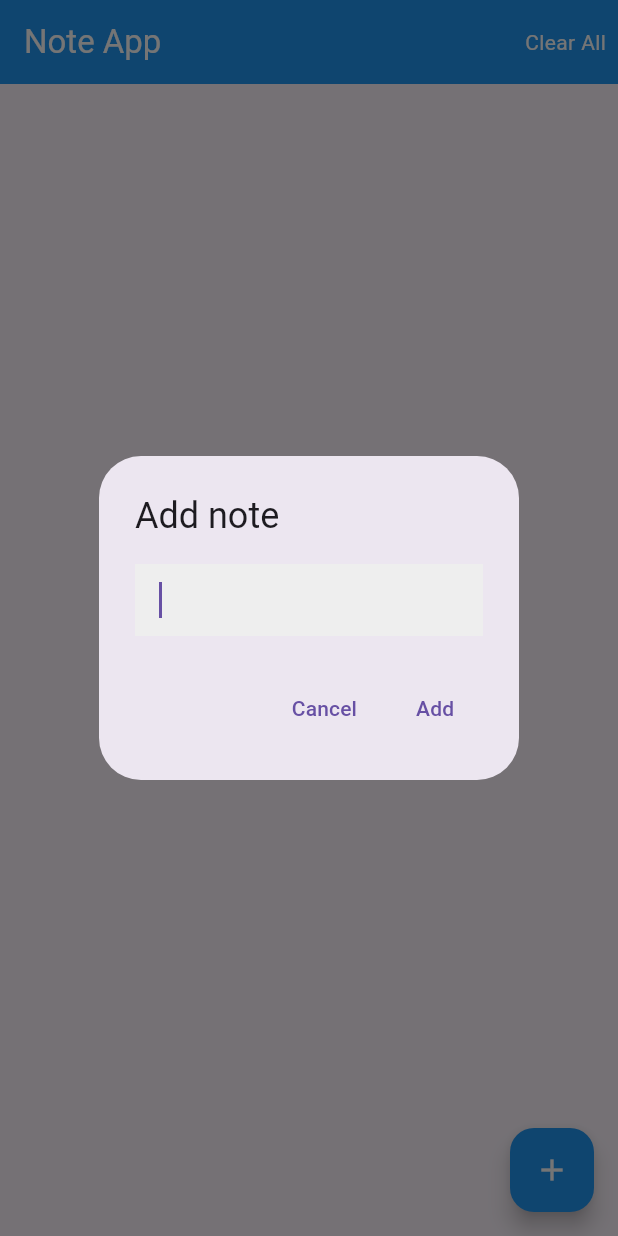
After one commit to Ahmed-3lam/rwad_five, a Flutter app: the NoteScreen screen opened directly, after a tap on the "add" icon, on a phone screen of 412 x 824 dp. The commit adds this screen. Run offline on Flutter 3.47's test engine with Material 3 defaults, Android fonts, the phone set to English and light mode, and no system bars; our stand-ins replace get.

Commit message:
Note (1)

```diff
--- /dev/null
+++ b/lib/dummy_projects/note/note_screen.dart
@@ -0,0 +1,153 @@
+import 'package:flutter/material.dart';
+
+class NoteScreen extends StatefulWidget {
+  const NoteScreen({super.key});
+
+  @override
+  State<NoteScreen> createState() => _NoteScreenState();
+}
+
+class _NoteScreenState extends State<NoteScreen> {
+  final _textController = TextEditingController();
+  List<String> noteList = [];
+  @override
+  Widget build(BuildContext context) {
+    return Scaffold(
+      appBar: AppBar(
+        backgroundColor: Colors.blue,
+        title: Text(
+          "Note App",
+          style: TextStyle(color: Colors.white),
+        ),
+        actions: [
+          InkWell(
+            onTap: () {
+              noteList.clear();
+              setState(() {});
+            },
+            child: Padding(
+              padding: const EdgeInsets.all(8.0),
+              child: Text(
+                "Clear All",
+                style: TextStyle(
+                  color: Colors.white,
+                ),
+              ),
+            ),
+          )
+        ],
+      ),
+      floatingActionButton: FloatingActionButton(
+        onPressed: () async {
+          await _showDialog(context);
+        },
+        backgroundColor: Colors.blue,
+        child: Icon(
+          Icons.add,
+          color: Colors.white,
+        ),
+      ),
+      body: Padding(
+        padding: const EdgeInsets.all(8.0),
+        child: ListView.separated(
+            itemCount: noteList.length,
+            separatorBuilder: (c, i) => SizedBox(
+                  height: 20,
+                ),
+            itemBuilder: (c, i) => Stack(
+                  alignment: Alignment.topRight,
+                  children: [
+                    InkWell(
+                      onTap: () async {
+                        await _showDialog(
+                          context,
+                          isUpdate: true,
+                          index: i,
+                        );
+                      },
+                      child: Container(
+                        height: 100,
+                        width: double.infinity,
+                        decoration: BoxDecoration(
+                            color: i == 0
+                                ? Colors.red.withOpacity(.2)
+                                : i % 2 == 0
+                                    ? Colors.green.withOpacity(.2)
+                                    : Colors.blue.withOpacity(.2),
+                            borderRadius: BorderRadius.circular(12)),
+                        child: Center(
+                          child: Text(noteList[i]),
+                        ),
+                      ),
+                    ),
+                    Padding(
+                      padding: const EdgeInsets.all(8.0),
+                      child: InkWell(
+                        onTap: () {
+                          noteList.removeAt(i);
+                          setState(() {});
+                        },
+                        child: Icon(
+                          Icons.delete,
+                          color: Colors.red,
+                        ),
+                      ),
+                    )
+                  ],
+                )),
+      ),
+    );
+  }
+
+  Future<void> _showDialog(BuildContext context,
+      {bool isUpdate = false, int? index}) async {
+    await showDialog(
+      context: context,
+      builder: (context) {
+        if (isUpdate) {
+          _textController.text = noteList[index!];
+        }
+
+        return AlertDialog(
+          title: const Text('Add note'),
+          content: TextField(
+            controller: _textController,
+            autofocus: true,
+          ),
+          actions: [
+            TextButton(
+              child: Text('Cancel'),
+              onPressed: () {
+                Navigator.pop(context);
+              },
+            ),
+            TextButton(
+              child: Text(isUpdate ? "Update" : 'Add'),
+              onPressed: () {
+                if (_textController.text.isNotEmpty) {
+                  if (isUpdate) {
+                    noteList[index!] = _textController.text;
+                  } else {
+                    noteList.add(_textController.text);
+                    _textController.clear();
+                  }
+
+                  setState(() {});
+                  Navigator.pop(
+                    context,
+                  );
+                }
+              },
+            ),
+          ],
+        );
+      },
+    );
+  }
+}
+
+/// Add Note
+/// Remove Note
+/// Remove All Notes
+/// Update Note
+/// Get All Notes
--- a/lib/main.dart
+++ b/lib/main.dart
@@ -1,6 +1,7 @@
 import 'package:flutter/material.dart';
 import 'package:get/get.dart';
-import 'package:rwad/dummy_projects/ecommerce/splash/splash_screen.dart';
+
+import 'dummy_projects/note/note_screen.dart';
 
 void main() {
   runApp(const MyApp());
@@ -26,7 +27,7 @@
     return GetMaterialApp(
       theme: themeData(),
       debugShowCheckedModeBanner: false,
-      home: SplashScreen(),
+      home: NoteScreen(),
     );
   }
 }
```
